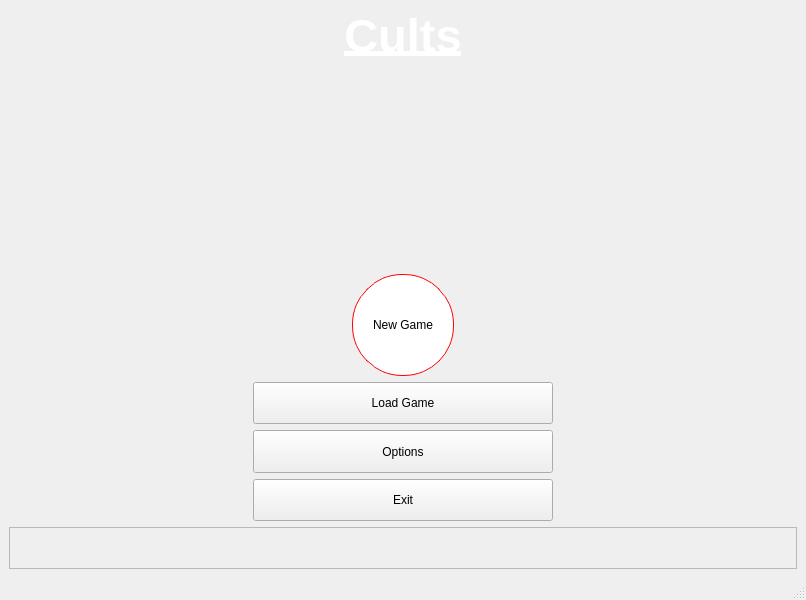
Old version of the form Code/CultsInterface/MainMenuForm.ui in the repository WhereItsAt/Cults.
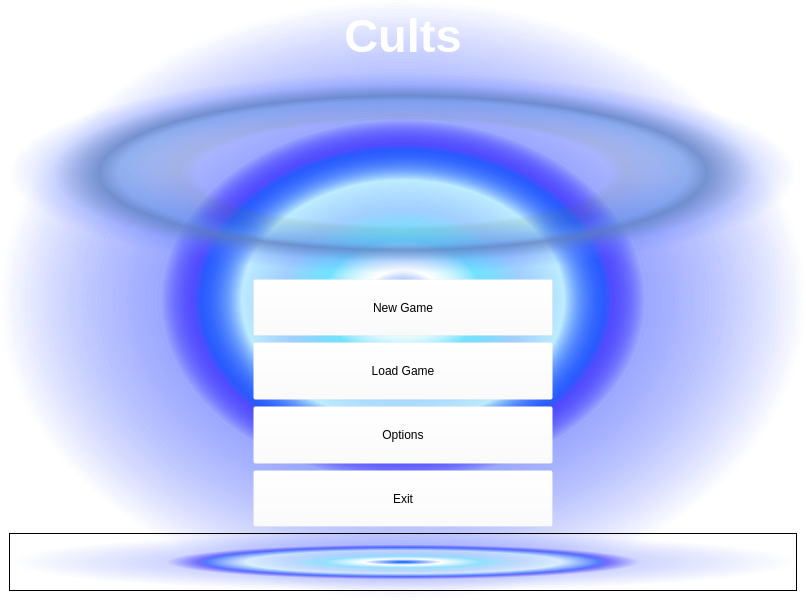
New version of the form. Icons and pictures are not drawn.

Commit message: adding name and identity generation work. removed cimg library ame references. work to menu interface

```diff
--- a/Code/CultsInterface/MainMenuForm.ui
+++ b/Code/CultsInterface/MainMenuForm.ui
@@ -30,7 +30,7 @@
    <string>MainMenuForm</string>
   </property>
   <property name="styleSheet">
-   <string notr="true"/>
+   <string notr="true">background-color: qradialgradient(spread:pad, cx:0.5, cy:0.5, radius:0.5, fx:0.5, fy:0.5, stop:0 rgba(0, 85, 255, 255), stop:0.1 rgba(255, 255, 255, 255), stop:0.2 rgba(108, 224, 255, 167), stop:0.3 rgba(129, 190, 255, 92), stop:0.4 rgba(120, 215, 255, 51), stop:0.5 rgba(39, 89, 255, 205), stop:0.52 rgba(80, 74, 255, 205), stop:0.6 rgba(112, 131, 255, 84), stop:1 rgba(255, 255, 255, 0));</string>
   </property>
   <widget class="QWidget" name="centralwidget">
    <property name="sizePolicy">
@@ -61,11 +61,15 @@
           <pointsize>35</pointsize>
           <weight>75</weight>
           <bold>true</bold>
-          <underline>true</underline>
+          <underline>false</underline>
          </font>
         </property>
+        <property name="autoFillBackground">
+         <bool>false</bool>
+        </property>
         <property name="styleSheet">
-         <string notr="true">color : rgb(255, 255, 255)</string>
+         <string notr="true">background-color: rgba(255, 255, 255, 0);
+color: rgb(255, 255, 255);</string>
         </property>
         <property name="text">
          <string>Cults</string>
@@ -96,7 +100,10 @@
          </size>
         </property>
         <property name="autoFillBackground">
-         <bool>true</bool>
+         <bool>false</bool>
+        </property>
+        <property name="styleSheet">
+         <string notr="true">background-color: qradialgradient(spread:pad, cx:0.5, cy:0.5, radius:0.5, fx:0.5, fy:0.5, stop:0 rgba(0, 0, 0, 0), stop:0.52 rgba(0, 0, 0, 0), stop:0.565 rgba(82, 121, 76, 33), stop:0.65 rgba(59, 122, 195, 64), stop:0.721925 rgba(85, 139, 223, 129), stop:0.77 rgba(94, 128, 196, 204), stop:0.89 rgba(99, 128, 255, 64), stop:1 rgba(0, 0, 0, 0));</string>
         </property>
         <property name="text">
          <string/>
@@ -116,29 +123,39 @@
        <widget class="QPushButton" name="NewButton">
         <property name="minimumSize">
          <size>
-          <width>102</width>
-          <height>102</height>
+          <width>300</width>
+          <height>40</height>
          </size>
         </property>
         <property name="maximumSize">
          <size>
-          <width>102</width>
-          <height>102</height>
+          <width>650</width>
+          <height>150</height>
          </size>
         </property>
         <property name="cursor">
          <cursorShape>CrossCursor</cursorShape>
         </property>
         <property name="styleSheet">
-         <string notr="true"> background-color: white;
- border-style: solid;
- border-width:1px;
- border-radius:50px;
- border-color: red;
- max-width:100px;
- max-height:100px;
- min-width:100px;
- min-height:100px;</string>
+         <string notr="true">QPushButton:hover:!pressed
+{
+	border: 1px solid black;
+	background-color: rgba(255, 255, 255, 25);
+	color: rgb(0,0,0);
+}
+
+QPushButton:pressed
+{
+	background-color: rgba(0,0,0,255);
+	color: rgb(255, 255, 255);
+}
+
+QPushButton
+{
+	background-color: rgba(255,255,255,25);
+	color: rgb(0, 0, 0);
+}
+</string>
         </property>
         <property name="text">
          <string>New Game</string>
@@ -171,6 +188,27 @@
         <property name="cursor">
          <cursorShape>CrossCursor</cursorShape>
         </property>
+        <property name="styleSheet">
+         <string notr="true">QPushButton:hover:!pressed
+{
+	border: 1px solid black;
+	background-color: rgba(255, 255, 255, 25);
+	color: rgb(0,0,0);
+}
+
+QPushButton:pressed
+{
+	background-color: rgba(0,0,0,255);
+	color: rgb(255, 255, 255);
+}
+
+QPushButton
+{
+	background-color: rgba(255,255,255,25);
+	color: rgb(0, 0, 0);
+}
+</string>
+        </property>
         <property name="text">
          <string>Load Game</string>
         </property>
@@ -193,6 +231,27 @@
         <property name="cursor">
          <cursorShape>CrossCursor</cursorShape>
         </property>
+        <property name="styleSheet">
+         <string notr="true">QPushButton:hover:!pressed
+{
+	border: 1px solid black;
+	background-color: rgba(255, 255, 255, 25);
+	color: rgb(0,0,0);
+}
+
+QPushButton:pressed
+{
+	background-color: rgba(0,0,0,255);
+	color: rgb(255, 255, 255);
+}
+
+QPushButton
+{
+	background-color: rgba(255,255,255,25);
+	color: rgb(0, 0, 0);
+}
+</string>
+        </property>
         <property name="text">
          <string>Options</string>
         </property>
@@ -215,6 +274,27 @@
         <property name="cursor">
          <cursorShape>CrossCursor</cursorShape>
         </property>
+        <property name="styleSheet">
+         <string notr="true">QPushButton:hover:!pressed
+{
+	border: 1px solid black;
+	background-color: rgba(255, 255, 255, 25);
+	color: rgb(0,0,0);
+}
+
+QPushButton:pressed
+{
+	background-color: rgba(0,0,0,255);
+	color: rgb(255, 255, 255);
+}
+
+QPushButton
+{
+	background-color: rgba(255,255,255,25);
+	color: rgb(0, 0, 0);
+}
+</string>
+        </property>
         <property name="text">
          <string>Exit</string>
         </property>
@@ -234,24 +314,6 @@
     </item>
    </layout>
   </widget>
-  <widget class="QMenuBar" name="menubar">
-   <property name="enabled">
-    <bool>false</bool>
-   </property>
-   <property name="geometry">
-    <rect>
-     <x>0</x>
-     <y>0</y>
-     <width>806</width>
-     <height>25</height>
-    </rect>
-   </property>
-  </widget>
-  <widget class="QStatusBar" name="statusbar">
-   <property name="enabled">
-    <bool>false</bool>
-   </property>
-  </widget>
  </widget>
  <resources/>
  <connections/>
```
The commit also changes 158 other files.
